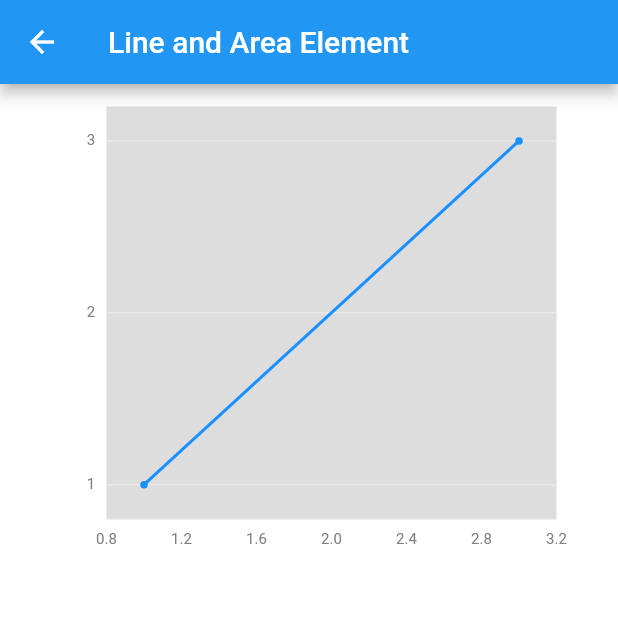
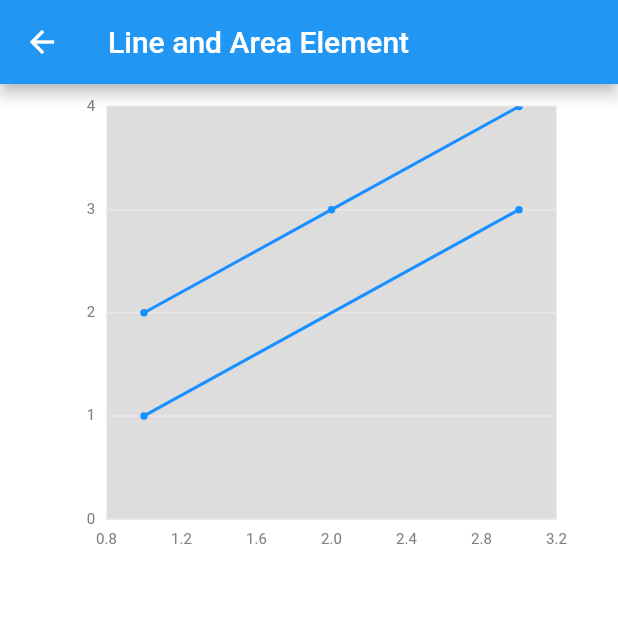
Before and after one commit to entronad/graphic, a Flutter app: the TestPage screen opened by its route, on a phone screen of 412 x 824 dp, the top half of it. Run offline on Flutter 3.47's test engine with Material 2 defaults, Android fonts, the phone set to English and light mode, and no system bars; our stand-ins replace path_drawing.

Commit message:
Add second line to test page

```diff
--- a/example/lib/pages/test.dart
+++ b/example/lib/pages/test.dart
@@ -27,9 +27,9 @@ class TestPage extends StatelessWidget {
                 height: 300,
                 child: Chart<Map<String, num>>(
                   data: const [
-                    {'a': 1, 'b': 1},
-                    {'a': 2},
-                    {'a': 3, 'b': 3}
+                    {'a': 1, 'b': 1, 'c': 2},
+                    {'a': 2, 'c': 3},
+                    {'a': 3, 'b': 3, 'c': 4}
                   ],
                   variables: {
                     'a': Variable<Map<String, num>, num>(
@@ -39,11 +39,25 @@ class TestPage extends StatelessWidget {
                     'b': Variable<Map<String, num>, num>(
                         accessor: (Map<String, num> datum) =>
                             datum['b'] ?? double.nan,
-                        scale: LinearScale(ticks: [0, 1, 2, 3, 4])),
+                        scale: LinearScale(
+                          min: 0,
+                          max: 4,
+                          ticks: [0, 1, 2, 3, 4],
+                        )),
+                    'c': Variable<Map<String, num>, num>(
+                        accessor: (Map<String, num> datum) =>
+                            datum['c'] ?? double.nan,
+                        scale: LinearScale(
+                          min: 0,
+                          max: 4,
+                          ticks: [0, 1, 2, 3, 4],
+                        )),
                   },
                   elements: [
                     LineElement(position: Varset('a') * Varset('b')),
                     PointElement(position: Varset('a') * Varset('b')),
+                    LineElement(position: Varset('a') * Varset('c')),
+                    PointElement(position: Varset('a') * Varset('c')),
                   ],
                   coord: RectCoord(color: const Color(0xffdddddd)),
                   axes: [
```
